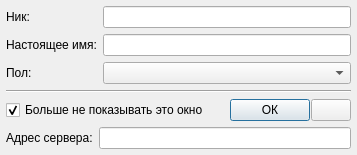
Old version of the form src/schat/welcomedialog.ui in the repository JohnBuckleyGitHub/schat.
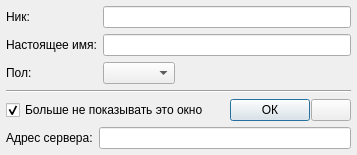
New version of the form. Icons and pictures are not drawn.

```diff
--- a/src/schat/welcomedialog.ui
+++ b/src/schat/welcomedialog.ui
@@ -28,7 +28,7 @@
        </property>
       </widget>
      </item>
-     <item row="0" column="1" >
+     <item row="0" column="1" colspan="2" >
       <widget class="QLineEdit" name="nickEdit" />
      </item>
      <item row="1" column="0" >
@@ -38,7 +38,7 @@
        </property>
       </widget>
      </item>
-     <item row="1" column="1" >
+     <item row="1" column="1" colspan="2" >
       <widget class="QLineEdit" name="nameEdit" />
      </item>
      <item row="2" column="0" >
@@ -51,6 +51,19 @@
      <item row="2" column="1" >
       <widget class="QComboBox" name="sexBox" />
      </item>
+     <item row="2" column="2" >
+      <spacer name="horizontalSpacer_2" >
+       <property name="orientation" >
+        <enum>Qt::Horizontal</enum>
+       </property>
+       <property name="sizeHint" stdset="0" >
+        <size>
+         <width>40</width>
+         <height>20</height>
+        </size>
+       </property>
+      </spacer>
+     </item>
     </layout>
    </item>
    <item>
```
